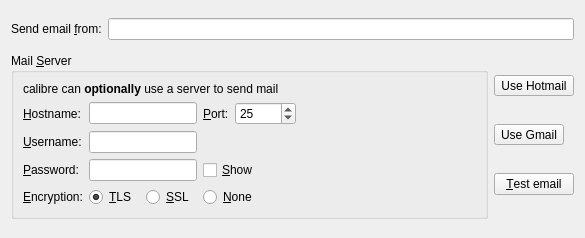
Above: src/calibre/gui2/wizard/send_email.ui from kovidgoyal/calibre before the change. Below: the same form after it.
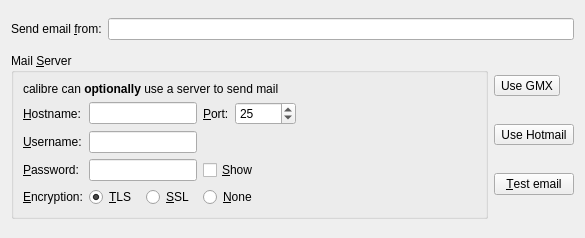
That is the form after the change. Icons and pictures are not drawn.

Commit message: Replace gmail with gmx

```diff
--- a/src/calibre/gui2/wizard/send_email.ui
+++ b/src/calibre/gui2/wizard/send_email.ui
@@ -207,9 +207,9 @@
    <item row="1" column="1">
     <layout class="QVBoxLayout" name="verticalLayout_9">
      <item>
-      <widget class="QToolButton" name="relay_use_hotmail">
+      <widget class="QToolButton" name="relay_use_gmx">
        <property name="text">
-        <string>Use Hotmail</string>
+        <string>Use GMX</string>
        </property>
        <property name="icon">
         <iconset resource="../../../../resources/images.qrc">
@@ -227,9 +227,9 @@
       </widget>
      </item>
      <item>
-      <widget class="QToolButton" name="relay_use_gmail">
+      <widget class="QToolButton" name="relay_use_hotmail">
        <property name="text">
-        <string>Use Gmail</string>
+        <string>Use Hotmail</string>
        </property>
        <property name="icon">
         <iconset resource="../../../../resources/images.qrc">
```
Left out of the diff: 4 changed lines with no effect on the pictures. The commit also changes 2 other files.
